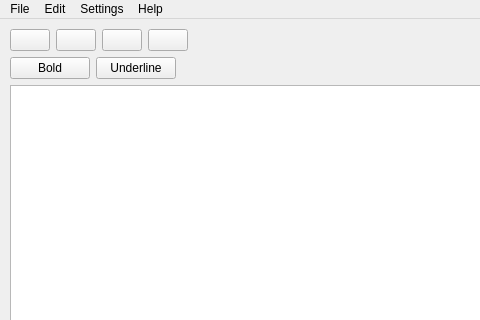
First picture: the form in TextEditor/mainwindow.ui, repository ASPDragon/Qt, before the edit; both pictures show x 0 to 480 and y 0 to 320 of the 800 by 600 pixel window.
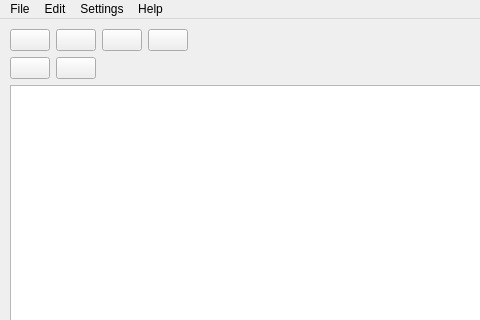
Second picture: the form after the edit. Icons and pictures are not drawn.

What changed in the file:
```diff
--- a/TextEditor/mainwindow.ui
+++ b/TextEditor/mainwindow.ui
@@ -120,14 +120,14 @@
           </size>
          </property>
          <property name="text">
-          <string>Bold</string>
+          <string/>
          </property>
         </widget>
        </item>
        <item>
         <widget class="QPushButton" name="underlinePushButton">
          <property name="text">
-          <string>Underline</string>
+          <string/>
          </property>
         </widget>
        </item>
```
Left out of the diff: 10 changed lines with no effect on the pictures.
